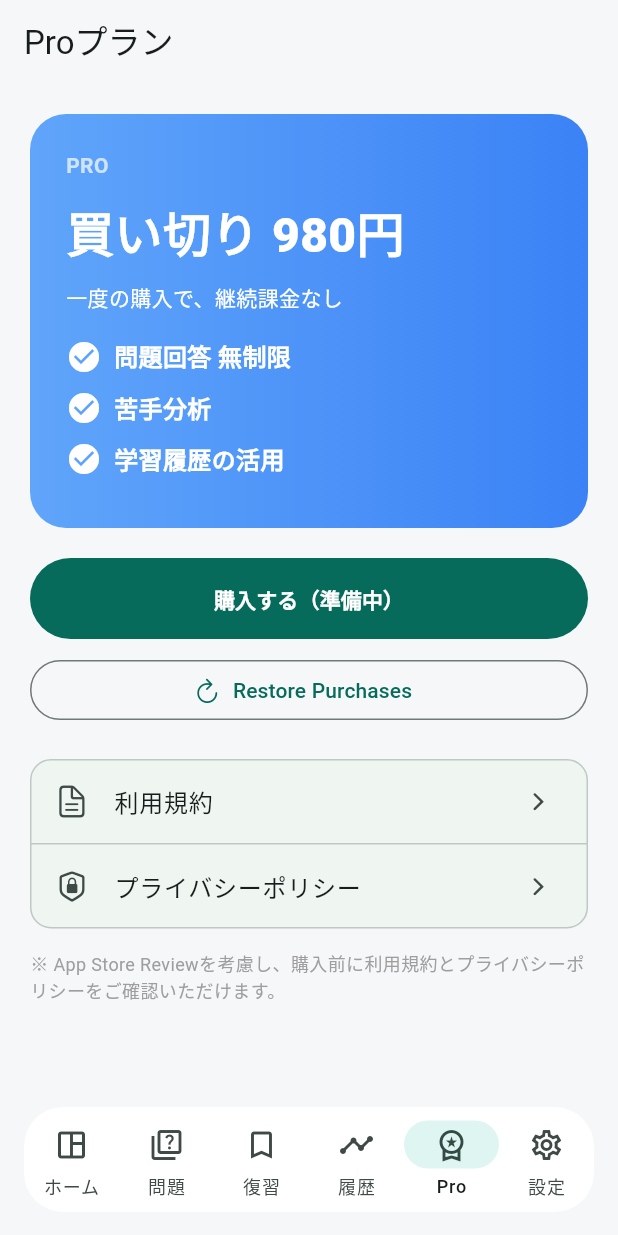
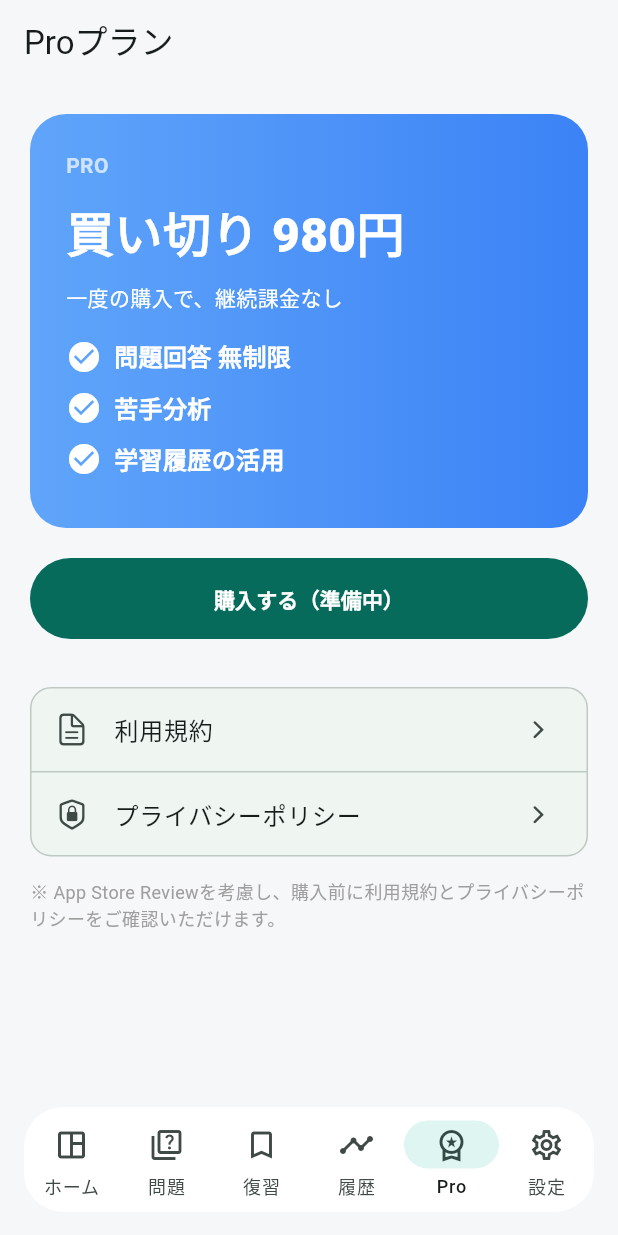
Before and after one commit to takuya42/touhan-app, a Flutter app: the screen it shows once a user with an empty profile is signed in, item 5 of the bottom bar chosen, on a phone screen of 412 x 824 dp. Run offline on Flutter 3.47's test engine with Material 3 defaults, Android fonts, the phone set to English and light mode, and no system bars; our stand-ins replace firebase_auth, firebase_core, flutter_riverpod, shared_preferences; accounts and stored records are empty.

```diff
--- a/lib/src/features/purchase/presentation/pages/pro_plan_page.dart
+++ b/lib/src/features/purchase/presentation/pages/pro_plan_page.dart
@@ -46,11 +46,7 @@ class ProPlanPage extends StatelessWidget {
             ),
           ),
           const SizedBox(height: 10),
-          OutlinedButton.icon(
-            onPressed: () {},
-            icon: const Icon(CupertinoIcons.refresh),
-            label: const Text('Restore Purchases'),
-          ),
+
           const SizedBox(height: 16),
           Card(
             elevation: 0,
```
